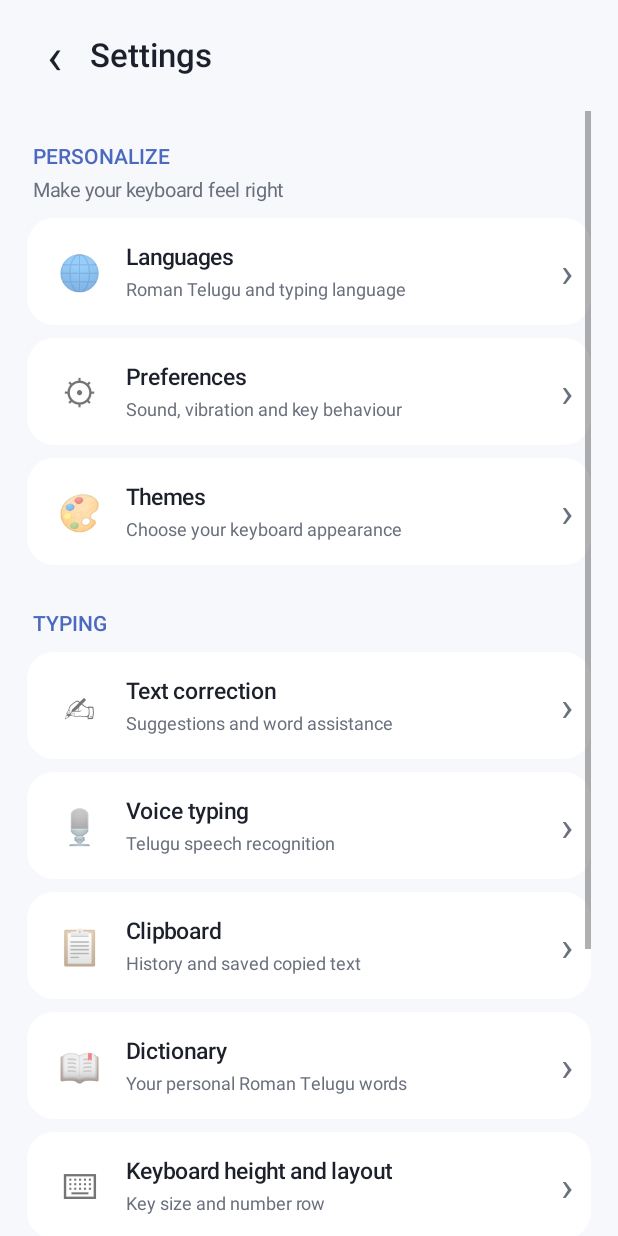
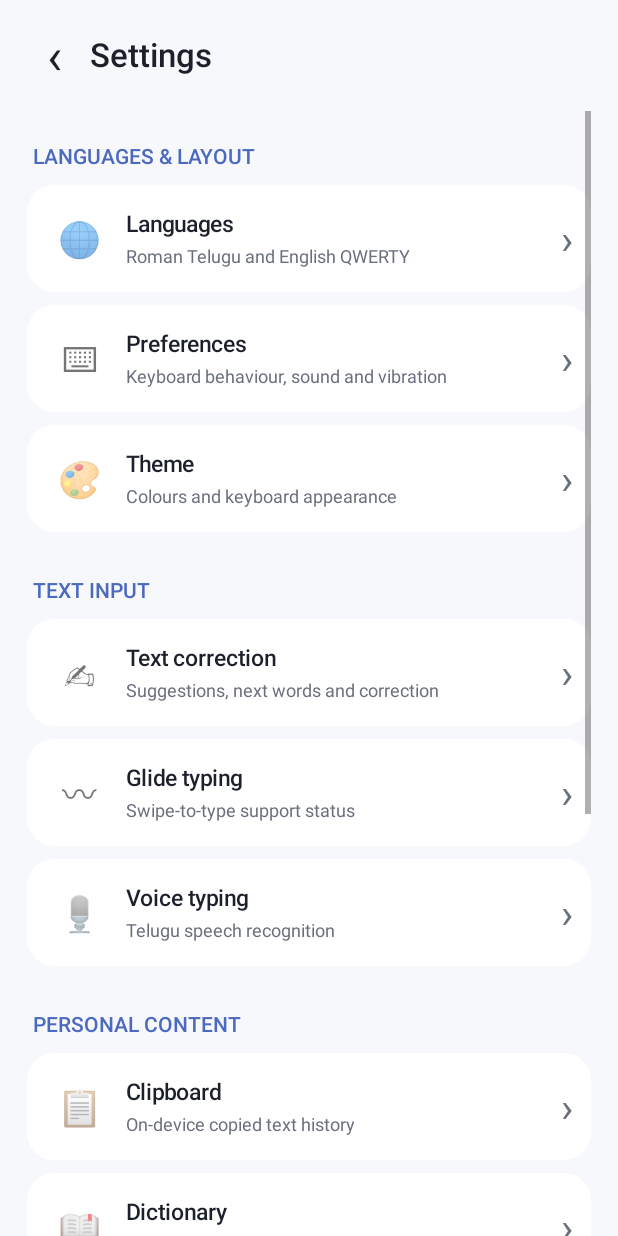
Before and after one commit to sheelampraveen449-pixel/PraveenRomanTeluguKeyboard, an Android app: the KeyboardSettingsActivity screen opened directly, with no data from a screen before it, on a phone screen of 412 x 824 dp. Run offline under Robolectric (Android 15) with nearby library versions, the phone set to English and light mode, and no system bars.

Commit message:
Expand settings navigation to Gboard-style feature categories

```diff
--- a/roman-keyboard/app/src/main/java/com/praveen/romantelugu/KeyboardSettingsActivity.kt
+++ b/roman-keyboard/app/src/main/java/com/praveen/romantelugu/KeyboardSettingsActivity.kt
@@ -122,6 +122,9 @@ class KeyboardSettingsActivity : Activity() {
             "clipboard" -> buildClipboard()
             "dictionary" -> buildDictionary()
             "layout" -> buildLayout()
+            "glide" -> buildGlide()
+            "media" -> buildMedia()
+            "advanced" -> buildAdvanced()
             "privacy" -> buildPrivacy()
             "about" -> buildAbout()
         }
@@ -142,6 +145,9 @@ class KeyboardSettingsActivity : Activity() {
         "clipboard" -> "Clipboard"
         "dictionary" -> "Dictionary"
         "layout" -> "Keyboard layout"
+        "glide" -> "Glide typing"
+        "media" -> "Emojis, stickers & GIFs"
+        "advanced" -> "Advanced settings"
         "privacy" -> "Privacy"
         "about" -> "About"
         else -> "Settings"
@@ -282,18 +288,21 @@ class KeyboardSettingsActivity : Activity() {
     }
 
     private fun buildHome() {
-        section("PERSONALIZE", "Make your keyboard feel right")
-        navRow("🌐", "Languages", "Roman Telugu and typing language", "languages")
-        navRow("⚙", "Preferences", "Sound, vibration and key behaviour", "preferences")
-        navRow("🎨", "Themes", "Choose your keyboard appearance", "themes")
-        section("TYPING")
-        navRow("✍", "Text correction", "Suggestions and word assistance", "correction")
+        section("LANGUAGES & LAYOUT")
+        navRow("🌐", "Languages", "Roman Telugu and English QWERTY", "languages")
+        navRow("⌨", "Preferences", "Keyboard behaviour, sound and vibration", "preferences")
+        navRow("🎨", "Theme", "Colours and keyboard appearance", "themes")
+        section("TEXT INPUT")
+        navRow("✍", "Text correction", "Suggestions, next words and correction", "correction")
+        navRow("〰", "Glide typing", "Swipe-to-type support status", "glide")
         navRow("🎙", "Voice typing", "Telugu speech recognition", "voice")
-        navRow("📋", "Clipboard", "History and saved copied text", "clipboard")
-        navRow("📖", "Dictionary", "Your personal Roman Telugu words", "dictionary")
-        navRow("⌨", "Keyboard height and layout", "Key size and number row", "layout")
-        section("INFORMATION")
-        navRow("🔒", "Privacy", "How keyboard data is handled", "privacy")
+        section("PERSONAL CONTENT")
+        navRow("📋", "Clipboard", "On-device copied text history", "clipboard")
+        navRow("📖", "Dictionary", "Personal Roman Telugu words", "dictionary")
+        navRow("😊", "Emojis, stickers & GIFs", "Emoji picker and media feature status", "media")
+        section("MORE")
+        navRow("🔒", "Privacy", "Permissions and local data", "privacy")
+        navRow("⚙", "Advanced settings", "Additional keyboard controls", "advanced")
         navRow("ⓘ", "About", "App information and version", "about")
     }
 
@@ -544,6 +553,30 @@ class KeyboardSettingsActivity : Activity() {
         infoCard("Permissions", "This app requests microphone permission for voice typing. It does not require overlay or accessibility permissions.")
     }
 
+    private fun buildGlide() {
+        section("GLIDE TYPING")
+        infoCard("Not enabled yet", "Swipe-to-type needs a gesture path recognizer and a validated Roman Telugu word model. It is not active in this version, so normal key tapping remains unchanged.")
+        infoCard("Planned behaviour", "Trace across letters without lifting your finger, preview the predicted word, and allow correction from the suggestion strip.")
+    }
+
+    private fun buildMedia() {
+        section("EMOJIS")
+        infoCard("Emoji picker", "The keyboard currently includes a basic emoji picker and remembers recently used emoji on this device.")
+        section("STICKERS & GIFS")
+        infoCard("Not available yet", "Sticker and GIF search requires a media catalogue and network access. It is not enabled, and this keyboard does not request internet permission.")
+    }
+
+    private fun buildAdvanced() {
+        section("KEYBOARD CONTROLS")
+        switchRow("Automatic sentence capitalisation", "Start sentences with a capital letter where the editor requests it", "auto_capitalization_enabled", true)
+        switchRow("Number row", "Keep a dedicated number row above letters", "number_row_enabled", true)
+        switchRow("Show word suggestions", "Display Roman Telugu suggestions above the keys", "suggestions_enabled", true)
+        section("PRIVACY")
+        infoCard("Local-first design", "Personal dictionary and clipboard history are stored locally. Voice recognition is handled by the Android speech service when you use the microphone.")
+        section("FEATURE STATUS")
+        infoCard("Advanced features in development", "Swipe typing, downloadable language packs, cloud sync and sticker/GIF search are not currently active.")
+    }
+
     private fun buildAbout() {
         section("ROMAN TELUGU KEYBOARD")
         infoCard("Version 1.0", "A Roman Telugu keyboard with offline word suggestions and Telugu voice-to-Roman typing.")
```
